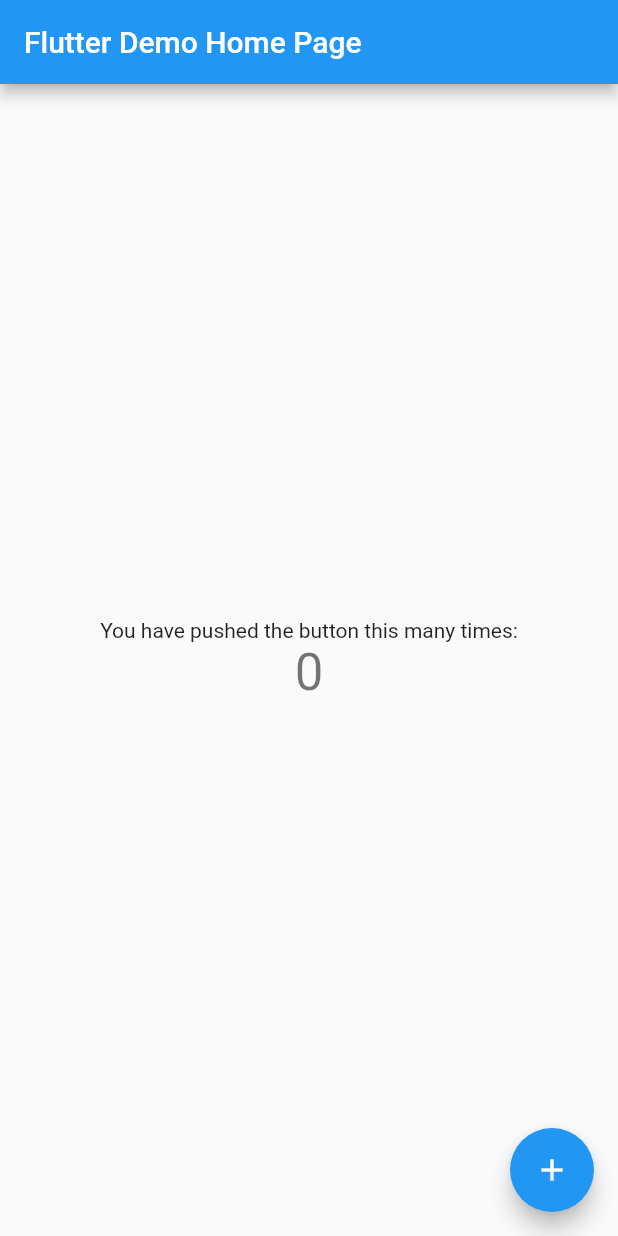
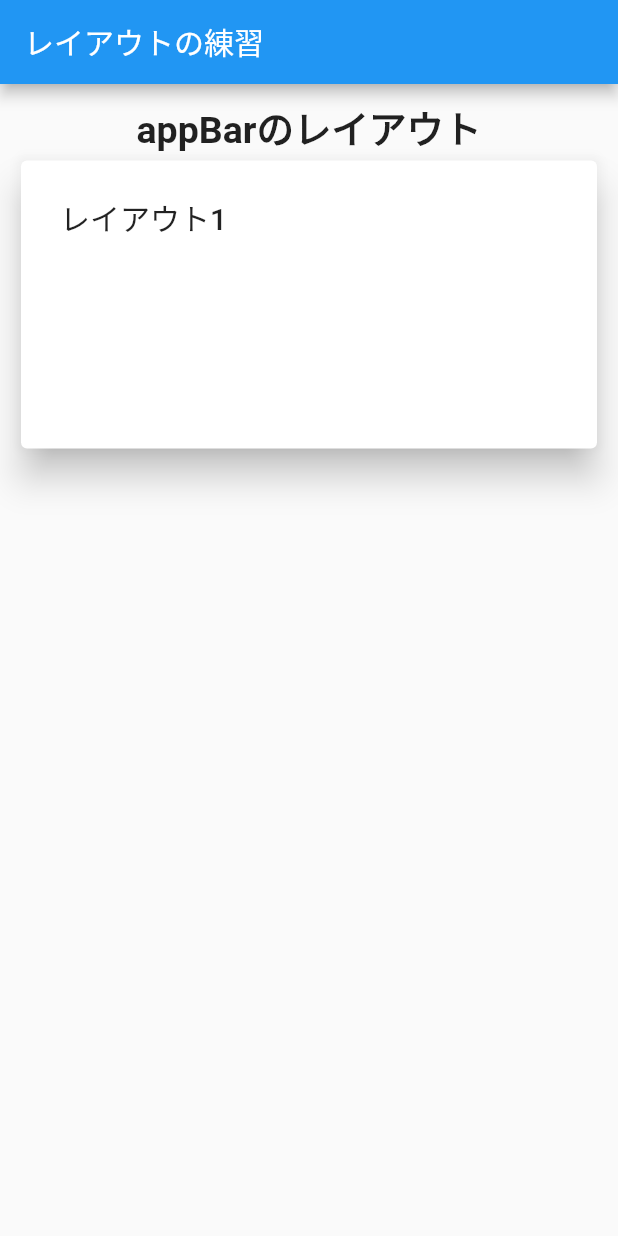
Before and after one commit to Yuki-Kona/flutter_layout, a Flutter app: the screen it shows after launch, on a phone screen of 412 x 824 dp. Run offline on Flutter 3.47's test engine with Material 2 defaults, Android fonts, the phone set to English and light mode, and no system bars.

Commit message:
make mainPage1 commit

```diff
--- a/lib/main.dart
+++ b/lib/main.dart
@@ -6,110 +6,66 @@ void main() {
 
 class MyApp extends StatelessWidget {
   const MyApp({Key? key}) : super(key: key);
-
-  // This widget is the root of your application.
   @override
   Widget build(BuildContext context) {
     return MaterialApp(
       title: 'Flutter Demo',
       theme: ThemeData(
-        // This is the theme of your application.
-        //
-        // Try running your application with "flutter run". You'll see the
-        // application has a blue toolbar. Then, without quitting the app, try
-        // changing the primarySwatch below to Colors.green and then invoke
-        // "hot reload" (press "r" in the console where you ran "flutter run",
-        // or simply save your changes to "hot reload" in a Flutter IDE).
-        // Notice that the counter didn't reset back to zero; the application
-        // is not restarted.
         primarySwatch: Colors.blue,
       ),
-      home: const MyHomePage(title: 'Flutter Demo Home Page'),
+      home: const MyHomePage(),
     );
   }
 }
 
 class MyHomePage extends StatefulWidget {
-  const MyHomePage({Key? key, required this.title}) : super(key: key);
-
-  // This widget is the home page of your application. It is stateful, meaning
-  // that it has a State object (defined below) that contains fields that affect
-  // how it looks.
-
-  // This class is the configuration for the state. It holds the values (in this
-  // case the title) provided by the parent (in this case the App widget) and
-  // used by the build method of the State. Fields in a Widget subclass are
-  // always marked "final".
-
-  final String title;
-
+  const MyHomePage({Key? key,}) : super(key: key);
   @override
   State<MyHomePage> createState() => _MyHomePageState();
 }
 
 class _MyHomePageState extends State<MyHomePage> {
-  int _counter = 0;
-
-  void _incrementCounter() {
-    setState(() {
-      // This call to setState tells the Flutter framework that something has
-      // changed in this State, which causes it to rerun the build method below
-      // so that the display can reflect the updated values. If we changed
-      // _counter without calling setState(), then the build method would not be
-      // called again, and so nothing would appear to happen.
-      _counter++;
-    });
-  }
-
   @override
   Widget build(BuildContext context) {
-    // This method is rerun every time setState is called, for instance as done
-    // by the _incrementCounter method above.
-    //
-    // The Flutter framework has been optimized to make rerunning build methods
-    // fast, so that you can just rebuild anything that needs updating rather
-    // than having to individually change instances of widgets.
     return Scaffold(
       appBar: AppBar(
-        // Here we take the value from the MyHomePage object that was created by
-        // the App.build method, and use it to set our appbar title.
-        title: Text(widget.title),
+        title: const Text('レイアウトの練習'),
       ),
-      body: Center(
-        // Center is a layout widget. It takes a single child and positions it
-        // in the middle of the parent.
-        child: Column(
-          // Column is also a layout widget. It takes a list of children and
-          // arranges them vertically. By default, it sizes itself to fit its
-          // children horizontally, and tries to be as tall as its parent.
-          //
-          // Invoke "debug painting" (press "p" in the console, choose the
-          // "Toggle Debug Paint" action from the Flutter Inspector in Android
-          // Studio, or the "Toggle Debug Paint" command in Visual Studio Code)
-          // to see the wireframe for each widget.
-          //
-          // Column has various properties to control how it sizes itself and
-          // how it positions its children. Here we use mainAxisAlignment to
-          // center the children vertically; the main axis here is the vertical
-          // axis because Columns are vertical (the cross axis would be
-          // horizontal).
-          mainAxisAlignment: MainAxisAlignment.center,
-          children: <Widget>[
-            const Text(
-              'You have pushed the button this many times:',
-            ),
-            Text(
-              '$_counter',
-              style: Theme.of(context).textTheme.headline4,
-            ),
-          ],
+      body: SizedBox(
+        child: Padding(
+          padding: const EdgeInsets.all(10.0),
+          child: ListView(
+
+            children: const [
+              Center(
+                child: Text('appBarのレイアウト',
+                style: TextStyle(
+                  fontSize: 25,
+                  fontWeight: FontWeight.w700,
+                  ),
+                ),
+              ),
+              SizedBox(
+                  height: 200,
+                child: Card(
+                  elevation: 10,
+                  child: Padding(
+                    padding: EdgeInsets.all(10.0),
+                    child: ListTile(
+                      title: Text('レイアウト1',
+                      style: TextStyle(
+                        fontSize:20,
+                        fontWeight: FontWeight.w500,
+                        ),
+                      ),
+                    ),
+                  ),
+                )
+              ),
+            ],
+          ),
         ),
-      ),
-      floatingActionButton: FloatingActionButton(
-        onPressed: _incrementCounter,
-        tooltip: 'Increment',
-        child: const Icon(Icons.add),
-      ), // This trailing comma makes auto-formatting nicer for build methods.
+      )
     );
   }
 }
```
